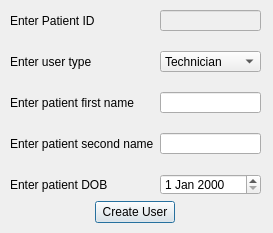
The window that createuser.ui (dan-yates1/pharmacy-system) describes before a commit, drawn with Qt 5.
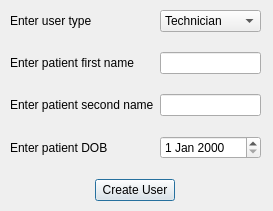
The same window after the commit. Icons and pictures are not drawn.

```diff
--- a/createuser.ui
+++ b/createuser.ui
@@ -7,7 +7,7 @@
     <x>0</x>
     <y>0</y>
     <width>273</width>
-    <height>233</height>
+    <height>211</height>
    </rect>
   </property>
   <property name="windowTitle">
@@ -19,7 +19,7 @@
      <x>10</x>
      <y>10</y>
      <width>251</width>
-     <height>213</height>
+     <height>191</height>
     </rect>
    </property>
    <layout class="QVBoxLayout" name="verticalLayout_2">
@@ -29,75 +29,55 @@
        <number>20</number>
       </property>
       <item row="0" column="0">
-       <widget class="QLabel" name="label">
-        <property name="layoutDirection">
-         <enum>Qt::LeftToRight</enum>
-        </property>
+       <widget class="QLabel" name="label_4">
         <property name="text">
-         <string>Enter Patient ID</string>
+         <string>Enter user type</string>
         </property>
        </widget>
       </item>
       <item row="0" column="1">
-       <widget class="QLineEdit" name="patientIdEdit">
-        <property name="enabled">
-         <bool>false</bool>
-        </property>
-        <property name="toolTip">
-         <string/>
-        </property>
+       <widget class="QComboBox" name="userTypeCombo">
+        <item>
+         <property name="text">
+          <string>Technician</string>
+         </property>
+        </item>
+        <item>
+         <property name="text">
+          <string>Admin</string>
+         </property>
+        </item>
        </widget>
       </item>
-      <item row="2" column="0">
+      <item row="1" column="0">
        <widget class="QLabel" name="label_2">
         <property name="text">
          <string>Enter patient first name</string>
         </property>
        </widget>
       </item>
-      <item row="3" column="0">
+      <item row="1" column="1">
+       <widget class="QLineEdit" name="firstNameEdit"/>
+      </item>
+      <item row="2" column="0">
        <widget class="QLabel" name="label_3">
         <property name="text">
          <string>Enter patient second name</string>
         </property>
        </widget>
       </item>
-      <item row="4" column="0">
+      <item row="2" column="1">
+       <widget class="QLineEdit" name="secondNameEdit"/>
+      </item>
+      <item row="3" column="0">
        <widget class="QLabel" name="label_5">
         <property name="text">
          <string>Enter patient DOB</string>
         </property>
        </widget>
       </item>
-      <item row="4" column="1">
-       <widget class="QDateEdit" name="dobEdit"/>
-      </item>
-      <item row="2" column="1">
-       <widget class="QLineEdit" name="firstNameEdit"/>
-      </item>
       <item row="3" column="1">
-       <widget class="QLineEdit" name="secondNameEdit"/>
-      </item>
-      <item row="1" column="0">
-       <widget class="QLabel" name="label_4">
-        <property name="text">
-         <string>Enter user type</string>
-        </property>
-       </widget>
-      </item>
-      <item row="1" column="1">
-       <widget class="QComboBox" name="userTypeCombo">
-        <item>
-         <property name="text">
-          <string>Technician</string>
-         </property>
-        </item>
-        <item>
-         <property name="text">
-          <string>Admin</string>
-         </property>
-        </item>
-       </widget>
+       <widget class="QDateEdit" name="dobEdit"/>
       </item>
      </layout>
     </item>
```
